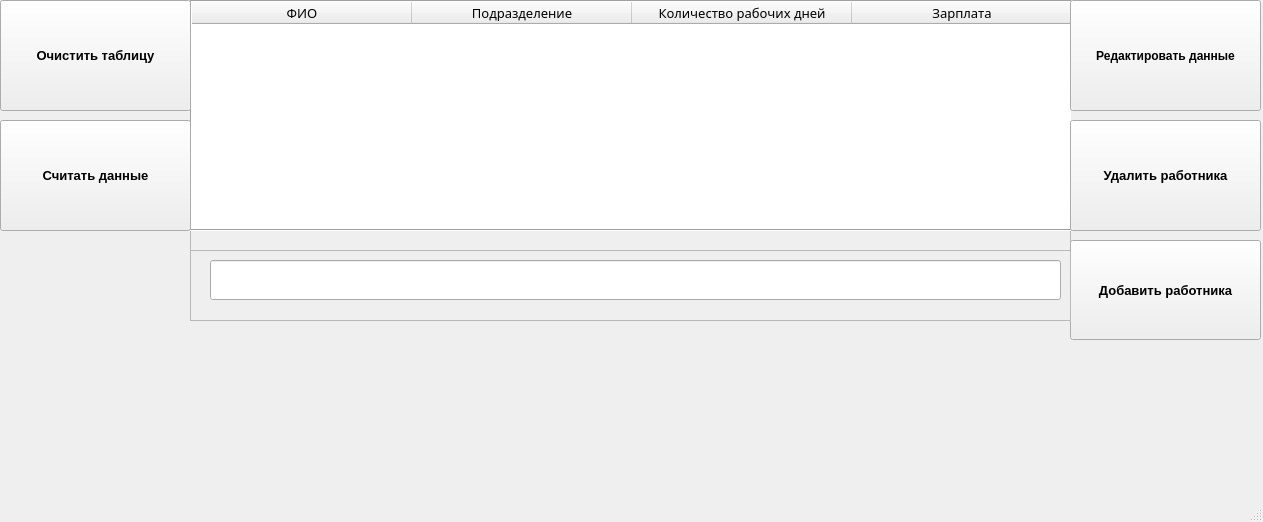
Above: employee.ui from Palblch52/Fakres before the change. Below: the same form after it.
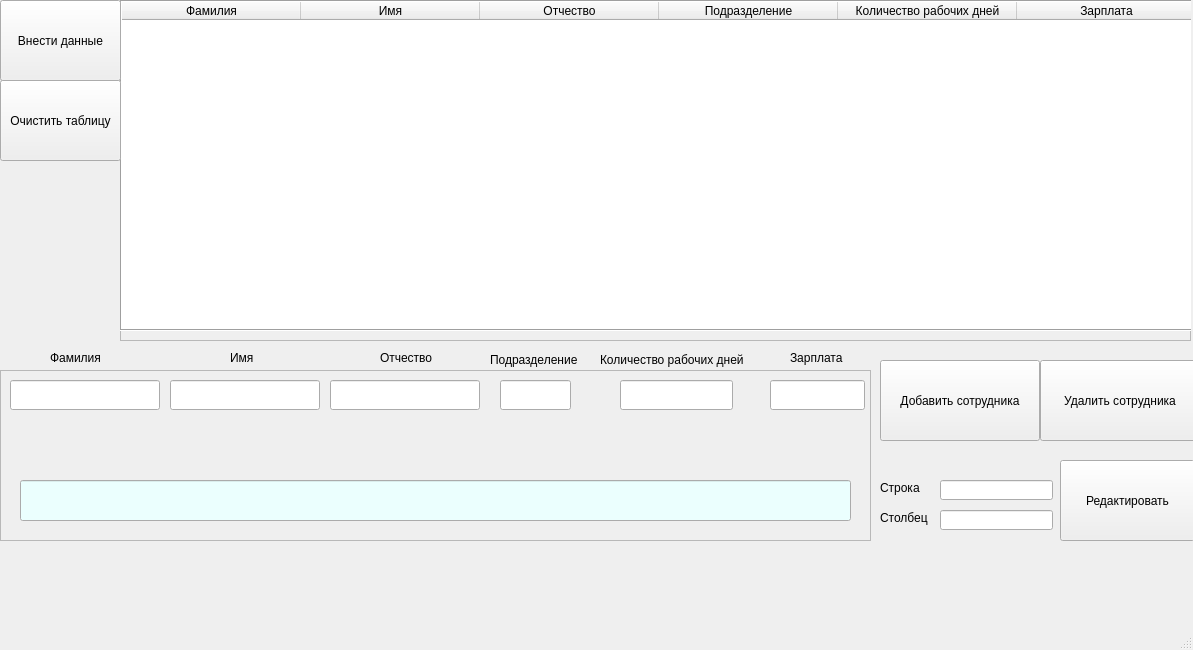
That is the form after the change.

Patch:
```diff
--- a/employee.ui
+++ b/employee.ui
@@ -9,8 +9,8 @@
    <rect>
     <x>0</x>
     <y>0</y>
-    <width>1263</width>
-    <height>522</height>
+    <width>1193</width>
+    <height>650</height>
    </rect>
   </property>
   <property name="windowTitle">
@@ -20,10 +20,10 @@
    <widget class="QFrame" name="frame">
     <property name="geometry">
      <rect>
-      <x>190</x>
-      <y>-10</y>
-      <width>881</width>
-      <height>261</height>
+      <x>120</x>
+      <y>0</y>
+      <width>1071</width>
+      <height>341</height>
      </rect>
     </property>
     <property name="frameShape">
@@ -36,17 +36,11 @@
      <property name="geometry">
       <rect>
        <x>0</x>
-       <y>10</y>
-       <width>891</width>
-       <height>231</height>
+       <y>0</y>
+       <width>1081</width>
+       <height>331</height>
       </rect>
      </property>
-     <property name="font">
-      <font>
-       <family>Perpetua</family>
-       <pointsize>10</pointsize>
-      </font>
-     </property>
      <property name="frameShape">
       <enum>QFrame::Box</enum>
      </property>
@@ -57,17 +51,27 @@
       <number>0</number>
      </property>
      <property name="columnCount">
-      <number>4</number>
+      <number>6</number>
      </property>
      <attribute name="horizontalHeaderVisible">
       <bool>true</bool>
      </attribute>
      <attribute name="horizontalHeaderDefaultSectionSize">
-      <number>220</number>
+      <number>179</number>
      </attribute>
      <column>
       <property name="text">
-       <string>ФИО</string>
+       <string>Фамилия</string>
+      </property>
+     </column>
+     <column>
+      <property name="text">
+       <string>Имя</string>
+      </property>
+     </column>
+     <column>
+      <property name="text">
+       <string>Отчество</string>
       </property>
      </column>
      <column>
@@ -91,114 +95,35 @@
     <property name="geometry">
      <rect>
       <x>0</x>
-      <y>0</y>
-      <width>191</width>
-      <height>111</height>
+      <y>80</y>
+      <width>121</width>
+      <height>81</height>
      </rect>
     </property>
-    <property name="font">
-     <font>
-      <family>Arial</family>
-      <pointsize>10</pointsize>
-      <weight>75</weight>
-      <bold>true</bold>
-     </font>
-    </property>
     <property name="text">
      <string>Очистить таблицу</string>
     </property>
    </widget>
-   <widget class="QPushButton" name="pushButton">
-    <property name="geometry">
-     <rect>
-      <x>0</x>
-      <y>120</y>
-      <width>191</width>
-      <height>111</height>
-     </rect>
-    </property>
-    <property name="font">
-     <font>
-      <family>Arial</family>
-      <pointsize>10</pointsize>
-      <weight>75</weight>
-      <bold>true</bold>
-     </font>
-    </property>
-    <property name="text">
-     <string>Считать данные</string>
-    </property>
-   </widget>
    <widget class="QPushButton" name="pushButton_3">
     <property name="geometry">
      <rect>
-      <x>1070</x>
-      <y>240</y>
-      <width>191</width>
-      <height>100</height>
+      <x>880</x>
+      <y>360</y>
+      <width>160</width>
+      <height>81</height>
      </rect>
     </property>
-    <property name="font">
-     <font>
-      <family>Arial</family>
-      <pointsize>10</pointsize>
-      <weight>75</weight>
-      <bold>true</bold>
-     </font>
-    </property>
     <property name="text">
-     <string>Добавить работника</string>
-    </property>
-   </widget>
-   <widget class="QPushButton" name="pushButton_4">
-    <property name="geometry">
-     <rect>
-      <x>1070</x>
-      <y>120</y>
-      <width>191</width>
-      <height>111</height>
-     </rect>
-    </property>
-    <property name="font">
-     <font>
-      <family>Arial</family>
-      <pointsize>10</pointsize>
-      <weight>75</weight>
-      <bold>true</bold>
-     </font>
-    </property>
-    <property name="text">
-     <string>Удалить работника</string>
-    </property>
-   </widget>
-   <widget class="QPushButton" name="pushButton_5">
-    <property name="geometry">
-     <rect>
-      <x>1070</x>
-      <y>0</y>
-      <width>191</width>
-      <height>111</height>
-     </rect>
-    </property>
-    <property name="font">
-     <font>
-      <family>Arial</family>
-      <pointsize>9</pointsize>
-      <weight>75</weight>
-      <bold>true</bold>
-     </font>
-    </property>
-    <property name="text">
-     <string>Редактировать данные</string>
+     <string>Добавить сотрудника</string>
     </property>
    </widget>
    <widget class="QFrame" name="frame_2">
     <property name="geometry">
      <rect>
-      <x>190</x>
-      <y>250</y>
-      <width>881</width>
-      <height>71</height>
+      <x>0</x>
+      <y>370</y>
+      <width>871</width>
+      <height>171</height>
      </rect>
     </property>
     <property name="frameShape">
@@ -211,18 +136,356 @@
      <property name="geometry">
       <rect>
        <x>20</x>
+       <y>110</y>
+       <width>831</width>
+       <height>41</height>
+      </rect>
+     </property>
+     <property name="palette">
+      <palette>
+       <active>
+        <colorrole role="WindowText">
+         <brush brushstyle="SolidPattern">
+          <color alpha="255">
+           <red>0</red>
+           <green>0</green>
+           <blue>255</blue>
+          </color>
+         </brush>
+        </colorrole>
+        <colorrole role="Text">
+         <brush brushstyle="SolidPattern">
+          <color alpha="255">
+           <red>0</red>
+           <green>0</green>
+           <blue>255</blue>
+          </color>
+         </brush>
+        </colorrole>
+        <colorrole role="Base">
+         <brush brushstyle="SolidPattern">
+          <color alpha="255">
+           <red>235</red>
+           <green>255</green>
+           <blue>254</blue>
+          </color>
+         </brush>
+        </colorrole>
+        <colorrole role="PlaceholderText">
+         <brush brushstyle="SolidPattern">
+          <color alpha="128">
+           <red>0</red>
+           <green>0</green>
+           <blue>255</blue>
+          </color>
+         </brush>
+        </colorrole>
+       </active>
+       <inactive>
+        <colorrole role="WindowText">
+         <brush brushstyle="SolidPattern">
+          <color alpha="255">
+           <red>0</red>
+           <green>0</green>
+           <blue>255</blue>
+          </color>
+         </brush>
+        </colorrole>
+        <colorrole role="Text">
+         <brush brushstyle="SolidPattern">
+          <color alpha="255">
+           <red>0</red>
+           <green>0</green>
+           <blue>255</blue>
+          </color>
+         </brush>
+        </colorrole>
+        <colorrole role="Base">
+         <brush brushstyle="SolidPattern">
+          <color alpha="255">
+           <red>235</red>
+           <green>255</green>
+           <blue>254</blue>
+          </color>
+         </brush>
+        </colorrole>
+        <colorrole role="PlaceholderText">
+         <brush brushstyle="SolidPattern">
+          <color alpha="128">
+           <red>0</red>
+           <green>0</green>
+           <blue>255</blue>
+          </color>
+         </brush>
+        </colorrole>
+       </inactive>
+       <disabled>
+        <colorrole role="WindowText">
+         <brush brushstyle="SolidPattern">
+          <color alpha="255">
+           <red>120</red>
+           <green>120</green>
+           <blue>120</blue>
+          </color>
+         </brush>
+        </colorrole>
+        <colorrole role="Text">
+         <brush brushstyle="SolidPattern">
+          <color alpha="255">
+           <red>120</red>
+           <green>120</green>
+           <blue>120</blue>
+          </color>
+         </brush>
+        </colorrole>
+        <colorrole role="Base">
+         <brush brushstyle="SolidPattern">
+          <color alpha="255">
+           <red>240</red>
+           <green>240</green>
+           <blue>240</blue>
+          </color>
+         </brush>
+        </colorrole>
+        <colorrole role="PlaceholderText">
+         <brush brushstyle="SolidPattern">
+          <color alpha="128">
+           <red>0</red>
+           <green>0</green>
+           <blue>0</blue>
+          </color>
+         </brush>
+        </colorrole>
+       </disabled>
+      </palette>
+     </property>
+     <property name="text">
+      <string/>
+     </property>
+    </widget>
+    <widget class="QLineEdit" name="lineEdit_4">
+     <property name="geometry">
+      <rect>
+       <x>10</x>
        <y>10</y>
-       <width>851</width>
-       <height>40</height>
+       <width>150</width>
+       <height>30</height>
       </rect>
      </property>
-     <property name="font">
-      <font>
-       <family>Perpetua</family>
-       <pointsize>12</pointsize>
-      </font>
+    </widget>
+    <widget class="QLineEdit" name="lineEdit_5">
+     <property name="geometry">
+      <rect>
+       <x>170</x>
+       <y>10</y>
+       <width>150</width>
+       <height>30</height>
+      </rect>
      </property>
     </widget>
+    <widget class="QLineEdit" name="lineEdit_6">
+     <property name="geometry">
+      <rect>
+       <x>330</x>
+       <y>10</y>
+       <width>150</width>
+       <height>30</height>
+      </rect>
+     </property>
+    </widget>
+    <widget class="QLineEdit" name="lineEdit_7">
+     <property name="geometry">
+      <rect>
+       <x>500</x>
+       <y>10</y>
+       <width>71</width>
+       <height>30</height>
+      </rect>
+     </property>
+    </widget>
+    <widget class="QLineEdit" name="lineEdit_8">
+     <property name="geometry">
+      <rect>
+       <x>620</x>
+       <y>10</y>
+       <width>113</width>
+       <height>30</height>
+      </rect>
+     </property>
+    </widget>
+    <widget class="QLineEdit" name="lineEdit_9">
+     <property name="geometry">
+      <rect>
+       <x>770</x>
+       <y>10</y>
+       <width>95</width>
+       <height>30</height>
+      </rect>
+     </property>
+    </widget>
+   </widget>
+   <widget class="QPushButton" name="pushButton">
+    <property name="geometry">
+     <rect>
+      <x>0</x>
+      <y>0</y>
+      <width>121</width>
+      <height>81</height>
+     </rect>
+    </property>
+    <property name="text">
+     <string>Внести данные</string>
+    </property>
+   </widget>
+   <widget class="QPushButton" name="pushButton_4">
+    <property name="geometry">
+     <rect>
+      <x>1060</x>
+      <y>460</y>
+      <width>135</width>
+      <height>81</height>
+     </rect>
+    </property>
+    <property name="text">
+     <string>Редактировать</string>
+    </property>
+   </widget>
+   <widget class="QLineEdit" name="lineEdit_2">
+    <property name="geometry">
+     <rect>
+      <x>940</x>
+      <y>480</y>
+      <width>113</width>
+      <height>20</height>
+     </rect>
+    </property>
+   </widget>
+   <widget class="QLineEdit" name="lineEdit_3">
+    <property name="geometry">
+     <rect>
+      <x>940</x>
+      <y>510</y>
+      <width>113</width>
+      <height>20</height>
+     </rect>
+    </property>
+   </widget>
+   <widget class="QPushButton" name="pushButton_5">
+    <property name="geometry">
+     <rect>
+      <x>1040</x>
+      <y>360</y>
+      <width>160</width>
+      <height>81</height>
+     </rect>
+    </property>
+    <property name="text">
+     <string>Удалить сотрудника</string>
+    </property>
+   </widget>
+   <widget class="QLabel" name="label">
+    <property name="geometry">
+     <rect>
+      <x>50</x>
+      <y>350</y>
+      <width>55</width>
+      <height>16</height>
+     </rect>
+    </property>
+    <property name="text">
+     <string>Фамилия</string>
+    </property>
+   </widget>
+   <widget class="QLabel" name="label_2">
+    <property name="geometry">
+     <rect>
+      <x>230</x>
+      <y>350</y>
+      <width>31</width>
+      <height>16</height>
+     </rect>
+    </property>
+    <property name="text">
+     <string>Имя</string>
+    </property>
+   </widget>
+   <widget class="QLabel" name="label_3">
+    <property name="geometry">
+     <rect>
+      <x>380</x>
+      <y>350</y>
+      <width>55</width>
+      <height>16</height>
+     </rect>
+    </property>
+    <property name="text">
+     <string>Отчество</string>
+    </property>
+   </widget>
+   <widget class="QLabel" name="label_4">
+    <property name="geometry">
+     <rect>
+      <x>490</x>
+      <y>350</y>
+      <width>91</width>
+      <height>20</height>
+     </rect>
+    </property>
+    <property name="text">
+     <string>Подразделение</string>
+    </property>
+   </widget>
+   <widget class="QLabel" name="label_5">
+    <property name="geometry">
+     <rect>
+      <x>600</x>
+      <y>350</y>
+      <width>151</width>
+      <height>20</height>
+     </rect>
+    </property>
+    <property name="text">
+     <string>Количество рабочих дней</string>
+    </property>
+   </widget>
+   <widget class="QLabel" name="label_6">
+    <property name="geometry">
+     <rect>
+      <x>790</x>
+      <y>350</y>
+      <width>55</width>
+      <height>16</height>
+     </rect>
+    </property>
+    <property name="text">
+     <string>Зарплата</string>
+    </property>
+   </widget>
+   <widget class="QLabel" name="label_7">
+    <property name="geometry">
+     <rect>
+      <x>880</x>
+      <y>480</y>
+      <width>55</width>
+      <height>16</height>
+     </rect>
+    </property>
+    <property name="text">
+     <string>Строка</string>
+    </property>
+   </widget>
+   <widget class="QLabel" name="label_8">
+    <property name="geometry">
+     <rect>
+      <x>880</x>
+      <y>510</y>
+      <width>55</width>
+      <height>16</height>
+     </rect>
+    </property>
+    <property name="text">
+     <string>Столбец</string>
+    </property>
    </widget>
   </widget>
   <widget class="QMenuBar" name="menubar">
```
Left out of the diff: 7 changed lines with no effect on the pictures.
